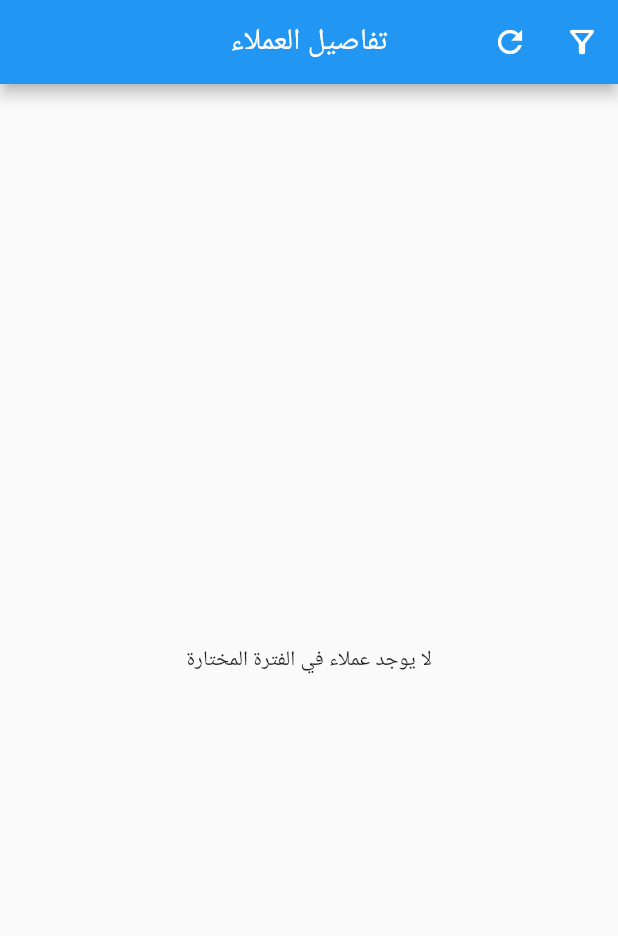
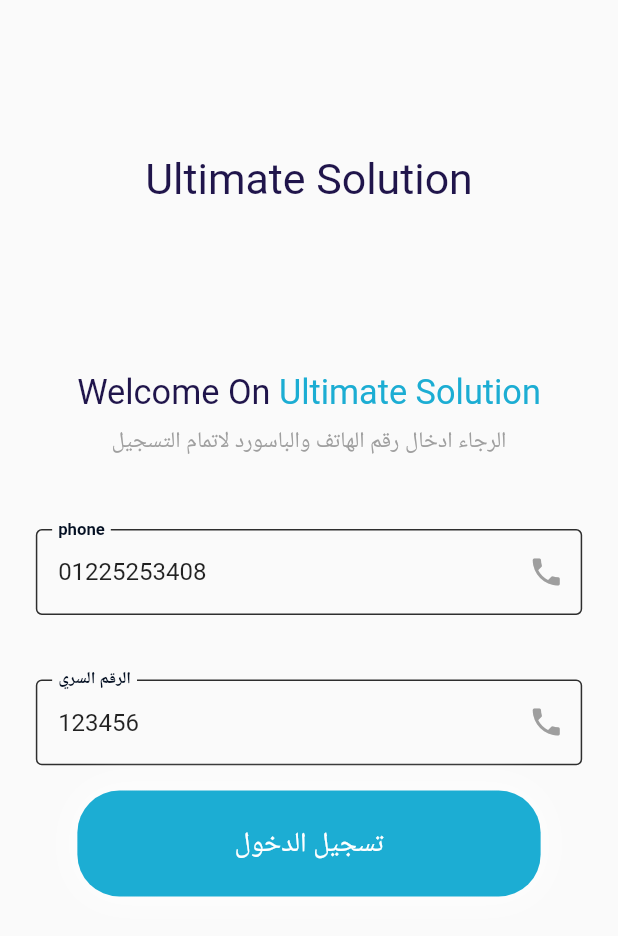
Before and after one commit to mostafasaadamin/hive_example, a Flutter app: the screen it shows after launch, on a phone screen of 412 x 824 dp. Shown: the top 936 px of the screen. Run offline on Flutter 3.47's test engine with Material 2 defaults, Android fonts, the phone set to English and light mode, and no system bars; our stand-ins replace connectivity_plus, data_table_2, flutter_screenutil, hive, syncfusion_flutter_datepicker; accounts and stored records are empty; Roboto replaces fonts that are missing (din, dinBold).

Commit message:
ultimate task

```diff
--- /dev/null
+++ b/lib/Data/Models/user.dart
@@ -0,0 +1,5 @@
+class User{
+  String phone;
+  String password;
+  User({required this.phone,required this.password});
+}
--- a/lib/Domain/use_cases/hive_operation.dart
+++ b/lib/Domain/use_cases/hive_operation.dart
@@ -1,11 +1,24 @@
 import 'package:hive/hive.dart';
 import 'package:hive_example/Data/Models/clients.dart';
+import 'package:hive_example/Data/Models/user.dart';
 
 class HiveOperations{
   static final _instance = HiveOperations._internal();
   HiveOperations._internal();
   static HiveOperations getInstance() {
     return _instance;
+  }
+  void addUser()async{
+    final contactsBox =await  Hive.openBox('Users');
+    await contactsBox.put("phone","01225253408");
+    await contactsBox.put("password","123456");
+  }
+  User getUser(){
+    final contactsBox = Hive.box('Users');
+   String phone= contactsBox.get("phone");
+  String password=  contactsBox.get("password");
+  return User(phone:phone ,password:password);
+
   }
   void insertIntoHive(List<GetApprovedDetailsObjct>? clientsList) {
     final contactsBox = Hive.box('Clients');
--- /dev/null
+++ b/lib/Helper/colors.dart
@@ -0,0 +1,10 @@
+import 'package:flutter/material.dart';
+const PrimaryColorLight = Color(0xFF59d1ea);
+const PrimaryColor = Color(0xFF1cb9da);
+const PrimaryDarkColor = Color(0xFF20154b);
+const textColor=Color(0xff2E2E2E);
+const textColor2=Color(0xff1CADD3);
+const bottomNavigationColor=Color(0xff199FCA);
+const headerTextColor=Color(0xff9F9F9F);
+const headerTextColor2=Color(0xff828894);
+const eitTextColor=Color(0xff041023);
--- /dev/null
+++ b/lib/Helper/validator.dart
@@ -0,0 +1,30 @@
+class Validator {
+  Validator._();
+
+  static bool isValidPassword(String? password) {
+    return password!.length >= 6;
+  }
+
+  static bool isValidEmail(String email) {
+    final _emailRegExpString = r'[a-zA-Z0-9\+\.\_\%\-\+]{1,256}\@[a-zA-Z0-9]'
+        r'[a-zA-Z0-9\-]{0,64}(\.[a-zA-Z0-9][a-zA-Z0-9\-]{0,25})+';
+    return RegExp(_emailRegExpString, caseSensitive: false).hasMatch(email) || email.isEmpty;
+  }
+
+  static bool isValidPhone(String? phone) {
+    final _phoneRegExpString1 = r'(^\+?01[0-2]{1}[0-9]{8}$)';
+    final _phoneRegExpString2 = r'(^\+?015[0-9]{8}$)';
+    return RegExp(_phoneRegExpString1).hasMatch(phone!) ||RegExp(_phoneRegExpString2).hasMatch(phone);
+  }
+
+  static bool isValidUserName(String userName) {
+    return userName.length >= 3;
+  }
+
+  static bool isValidDropDown(String hint,String value) {
+    return value!= null && value != hint;
+  }
+  static bool isMatchPassword(String password, String matchPassword) {
+    return password == matchPassword;
+  }
+}
--- a/lib/Presentation/home_details.dart
+++ b/lib/Presentation/home_details.dart
@@ -21,7 +21,7 @@ class _HomeNewsState extends State<HomeDetails> {
   void initState() {
     clientsModel = Provider.of<ClientsViewModel>(context, listen: false);
     WidgetsBinding.instance!.addPostFrameCallback((_) {
-      Future.delayed(const Duration(milliseconds: 500), () {
+      Future.delayed(const Duration(seconds: 1), () {
         clientsModel.getClientsFromHive(startDate,endDate);
       });
     });
--- /dev/null
+++ b/lib/Presentation/login_screen/login_page.dart
@@ -0,0 +1,213 @@
+import 'package:flutter/material.dart';
+import 'package:flutter_screenutil/flutter_screenutil.dart';
+import 'package:hive_example/Data/Models/user.dart';
+import 'package:hive_example/Domain/use_cases/hive_operation.dart';
+import 'package:hive_example/Helper/colors.dart';
+import 'package:hive_example/Helper/validator.dart';
+import 'package:hive_example/elements/general_button.dart';
+import 'package:hive_example/elements/general_edit_text.dart';
+import 'package:hive_example/elements/general_text_view.dart';
+import 'package:provider/provider.dart';
+
+import '../home_details.dart';
+class LoginScreen extends StatefulWidget {
+  @override
+  _LoginPageState createState() => _LoginPageState();
+}
+
+class _LoginPageState extends State<LoginScreen> {
+  bool showPassword = true;
+  TextEditingController phoneController = TextEditingController();
+  TextEditingController passwordController = TextEditingController();
+  final GlobalKey<ScaffoldState> scaffoldKey = GlobalKey<ScaffoldState>();
+  var _formKey = GlobalKey<FormState>();
+  @override
+  void initState() {
+    phoneController.text="01225253408";
+    passwordController.text="123456";
+    super.initState();
+  }
+
+  @override
+  Widget build(BuildContext context) {
+
+    return Scaffold(
+      key: scaffoldKey,
+      resizeToAvoidBottomInset: true,
+      body: SingleChildScrollView(
+        scrollDirection: Axis.vertical,
+        child: Container(
+          width: double.infinity,
+          height: MediaQuery.of(context).size.height * .99,
+          child: Stack(
+            children: [
+              Positioned(
+                right: ScreenUtil().setWidth(9.75),
+                top: ScreenUtil().setWidth(89.44),
+                left: ScreenUtil().setWidth(9.75),
+                child:Row(
+                  mainAxisAlignment: MainAxisAlignment.center,
+                  children: [
+                    GeneralTextView(
+                      color:Color(0xff20154B) ,
+                      fontSize:25.sp ,
+                      isBold:false ,
+                      fontFamily: "din",
+                      text:"Ultimate Solution" ,
+                      overflow: false,
+                    ),
+                  ],
+                ),
+
+              ),
+              Positioned(
+                  left: ScreenUtil().setWidth(20.5),
+                  right: ScreenUtil().setWidth(20.5),
+                  top: ScreenUtil().setHeight(208.0),
+                  child: Column(
+                    children: [
+                      Row(
+                        mainAxisAlignment: MainAxisAlignment.center,
+                        children: [
+                          Text.rich(
+                            TextSpan(
+                              children: [
+                                TextSpan(
+                                  children: [
+                                    TextSpan(
+                                      text: "Welcome On ",
+                                      style: TextStyle(
+                                          fontSize: ScreenUtil().setSp(20),
+                                          fontFamily: "dinBold",
+                                          color:  Color(0xff20154B)),
+                                    ),
+                                    TextSpan(
+                                        text: "Ultimate Solution",
+                                        style: TextStyle(
+                                            fontSize: ScreenUtil().setSp(20),
+                                            fontFamily: "din",
+                                            color: Color(0xff1CADD3))),
+                                  ],
+                                ),
+                              ],
+                            ),
+                          ),
+                        ],
+                      ),
+                      SizedBox(
+                        height: ScreenUtil().setHeight(7),
+                      ),
+                      GeneralTextView(
+                        color:Color(0xff9F9F9F) ,
+                        fontSize:13.sp ,
+                        isBold:false ,
+                        fontFamily: "din",
+                        text:"الرجاء ادخال رقم الهاتف والباسورد لاتمام التسجيل" ,
+                        overflow: false,
+                      ),
+                      SizedBox(
+                        height: ScreenUtil().setHeight(41),
+                      ),
+                      Form(
+                        key: _formKey,
+                        autovalidateMode: AutovalidateMode.always,
+                        child: Column(
+                          children: [
+                            GeneralEditText(
+                              labelText: "phone",
+                              fontFamily: "dinmedium",
+                              hint: "01*********",
+                              labelColor: eitTextColor,
+                              controller: phoneController,
+                              borderColor: textColor,
+                              focusColor: textColor2,
+                              hintColor: textColor,
+                              iconColor: Colors.grey,
+                              onIconTaped: () {},
+                              minLines: 1,
+                              onSave: (value) {},
+                              onClick: () {},
+                              pickImage: () {},
+                              suffixIconData: Icons.phone,
+                              textInput: TextInputType.phone,
+                              validator: (input) {
+                                return !Validator.isValidPhone(input)
+                                    ? "phone required"
+                                    : null;
+                              },
+                              isEnabled: true,
+                            ),
+                            SizedBox(
+                              height: ScreenUtil().setHeight(35),
+                            ),
+                            GeneralEditText(
+                              labelText: "الرقم السري",
+                              fontFamily: "dinmedium",
+                              hint: "*********",
+                              labelColor: eitTextColor,
+                              controller: passwordController,
+                              borderColor: textColor,
+                              focusColor: textColor2,
+                              hintColor: textColor,
+                              iconColor: Colors.grey,
+                              onIconTaped: () {},
+                              minLines: 1,
+                              onSave: (value) {},
+                              onClick: () {},
+                              pickImage: () {},
+                              suffixIconData: Icons.phone,
+                              textInput: TextInputType.phone,
+                              validator: (input) {
+                                return !Validator.isValidPassword(input)
+                                    ? "الرقم السري مطلوب"
+                                    : null;
+                              },
+                              isEnabled: true,
+                            ),
+                          ],
+                        ),
+                      ),
+                      SizedBox(
+                        height: ScreenUtil().setHeight(13),
+                      ),
+                      GeneralButton(
+                        text: "تسجيل الدخول",
+                        bottomPadding: 16.h,
+                        btnColor: const [textColor2, textColor2],
+                        leftPadding: 80.w,
+                        onPressed: () {
+                          loginProcess();
+                        },
+                        rightPadding: 80.w,
+                        shadowColor: Colors.white,
+                        textColor: Colors.white,
+                        textSize: 16.sp,
+                        topPadding: 16.h,
+                        showLoading: false,
+                      ),
+                    ],
+                  )),
+            ],
+          ),
+        ),
+      ),
+    );
+  }
+  void loginProcess() async {
+    if (phoneController.text.isNotEmpty &&
+        passwordController.text.isNotEmpty &&
+        _formKey.currentState!.validate()) {
+           ///login from hive Screen
+        User user=HiveOperations.getInstance().getUser();
+if(user.phone==phoneController.text&&user.password==passwordController.text){
+  Navigator.pushReplacement(context,
+      MaterialPageRoute(builder: (context) =>
+          HomeDetails()));
+}else{
+  ScaffoldMessenger.of(context).showSnackBar( const SnackBar(content:  Text("من فضلك تأكد من الايميل والباس ورد الخاصين بك"),backgroundColor: Colors.red,));
+
+}
+
+    }
+  }
+}
--- a/lib/Presentation/splash_screen.dart
+++ b/lib/Presentation/splash_screen.dart
@@ -4,8 +4,10 @@ import 'dart:async';
 import 'package:flutter/material.dart';
 import 'package:flutter/services.dart';
 import 'package:flutter_screenutil/flutter_screenutil.dart';
+import 'package:hive_example/Domain/use_cases/hive_operation.dart';
 
 import 'home_details.dart';
+import 'login_screen/login_page.dart';
 
 class SplashScreen extends StatefulWidget {
   @override
@@ -20,10 +22,12 @@ class _SplashScreenState extends State<SplashScreen> {
   }
   @override
   void initState() {
+    HiveOperations.getInstance().addUser();
     Timer(Duration(seconds: 4),
             () => {
+
               Navigator.pushReplacement(context, MaterialPageRoute(builder: (context) =>
-                  HomeDetails()))
+                  LoginScreen()))
               // Navigator.of(context).pushAndRemoveUntil(MaterialPageRoute(builder: (context) =>
               //     HomeDetails()), (Route<dynamic> route) => false),
         });
--- /dev/null
+++ b/lib/elements/general_button.dart
@@ -0,0 +1,59 @@
+import 'package:flutter/material.dart';
+import 'package:flutter_screenutil/flutter_screenutil.dart';
+
+class GeneralButton extends StatelessWidget {
+  String text;
+  List<Color> btnColor;
+  Color textColor;
+  Color shadowColor;
+  double textSize;
+  Function() onPressed;
+  double leftPadding;
+  double rightPadding;
+  double bottomPadding;
+  double topPadding;
+  bool showLoading;
+
+  GeneralButton(
+      {required this.text,
+      required this.btnColor,
+      required this.textColor,
+      required this.shadowColor,
+      required this.textSize,
+      required  this.onPressed,
+      required this.leftPadding,
+      required this.rightPadding,
+      required this.bottomPadding,
+      required this.topPadding,
+      this.showLoading = false});
+
+  @override
+  Widget build(BuildContext context) {
+    return GestureDetector(
+      onTap: onPressed,
+      child: Container(
+          decoration: BoxDecoration(
+              boxShadow: [
+                BoxShadow(
+                  color: shadowColor,
+                  blurRadius: 20,
+                ),
+              ],
+              gradient: LinearGradient(colors: btnColor),
+              borderRadius: const BorderRadius.all(Radius.circular(28.0))),
+          child: Padding(
+            padding: EdgeInsets.only(
+                left: ScreenUtil().setWidth(leftPadding ),
+                right: ScreenUtil().setWidth(rightPadding),
+                top: ScreenUtil().setHeight(topPadding ),
+                bottom: ScreenUtil().setHeight(bottomPadding)),
+            child: !showLoading
+                ? Text(text,
+                    style: TextStyle(fontSize: textSize, color: textColor))
+                : const CircularProgressIndicator(
+                    color: Colors.white,
+                  ),
+          )),
+    );
+  }
+}
--- /dev/null
+++ b/lib/elements/general_edit_text.dart
@@ -0,0 +1,95 @@
+import 'package:flutter/material.dart';
+import 'package:flutter_screenutil/flutter_screenutil.dart';
+class GeneralEditText extends StatelessWidget {
+  String labelText;
+  Color labelColor;
+  Color hintColor;
+  String hint;
+  Color focusColor;
+  Color borderColor;
+  TextInputType textInput;
+  IconData suffixIconData;
+  Function() pickImage;
+  Function(String? input) onSave;
+  String? Function(String? input) validator;
+  Function() onClick;
+  TextEditingController controller;
+  Color iconColor;
+  bool showImagePlaceHolder;
+  bool isEnabled;
+  String fontFamily;
+  int minLines = 1;
+  Function() onIconTaped;
+  GeneralEditText(
+      {required this.labelText,
+      required this.labelColor,
+      required this.hintColor,
+      required this.hint,
+      required this.focusColor,
+      required this.borderColor,
+      required this.textInput,
+      required this.suffixIconData,
+      required this.pickImage,
+      required this.onSave,
+      required this.validator,
+      required this.onClick,
+      required this.controller,
+      required this.iconColor,
+      this.showImagePlaceHolder = false,
+      this.isEnabled = true,
+      required this.fontFamily,
+      required this.minLines,
+      required this.onIconTaped});
+
+  @override
+  Widget build(BuildContext context) {
+    return TextFormField(
+      onTap: onClick,
+      keyboardType: textInput,
+      onSaved: onSave,
+      controller: controller,
+      minLines: minLines,
+      maxLines: minLines,
+      readOnly: !isEnabled,
+      validator: validator,
+      decoration: InputDecoration(
+        labelText: labelText,
+        labelStyle: TextStyle(
+            color: labelColor,
+            fontWeight: FontWeight.bold,
+            fontSize: ScreenUtil().setSp(13)),
+        constraints: BoxConstraints(
+            minHeight: ScreenUtil().setHeight(49),
+            maxWidth: ScreenUtil().setHeight(305)),
+        contentPadding: EdgeInsets.symmetric(
+            vertical: ScreenUtil().setHeight(16),
+            horizontal: ScreenUtil().setWidth(13)),
+        hintText: hint,
+        hintStyle: TextStyle(
+            color: hintColor,
+            fontFamily: fontFamily,
+            fontSize: ScreenUtil().setSp(13)),
+        border: OutlineInputBorder(borderSide: BorderSide(color: borderColor)),
+        focusedBorder:
+            OutlineInputBorder(borderSide: BorderSide(color: focusColor)),
+        suffixIcon: showImagePlaceHolder
+            ? const SizedBox(
+                width: 15, height: 15, child: CircularProgressIndicator())
+            : GestureDetector(
+                onTap: onIconTaped,
+                child: IconButton(
+                  onPressed: pickImage,
+                  color: iconColor,
+                  icon: Icon(
+                    suffixIconData,
+                  ),
+                ),
+              ),
+        enabledBorder:
+            OutlineInputBorder(borderSide: BorderSide(color: borderColor)),
+        errorBorder: const OutlineInputBorder(
+            borderSide: BorderSide(color: Colors.red, width: 1)),
+      ),
+    );
+  }
+}
--- /dev/null
+++ b/lib/elements/general_text_view.dart
@@ -0,0 +1,31 @@
+import 'package:flutter/material.dart';
+
+class GeneralTextView extends StatelessWidget {
+  String text;
+  Color color;
+  bool isBold;
+  String fontFamily;
+  double fontSize;
+  bool overflow;
+  GeneralTextView(
+      {required this.text,
+      required this.color,
+      required this.isBold,
+      required this.fontFamily,
+      required this.fontSize,
+      this.overflow = false});
+
+  @override
+  Widget build(BuildContext context) {
+    return Text(
+      text,
+      overflow: overflow ? TextOverflow.fade : TextOverflow.visible,
+      style: TextStyle(
+        color: color ,
+        fontWeight: isBold ? FontWeight.bold : FontWeight.normal,
+        fontFamily: fontFamily,
+        fontSize: fontSize,
+      ),
+    );
+  }
+}
--- a/lib/main.dart
+++ b/lib/main.dart
@@ -36,7 +36,7 @@ class _State extends State<MyApp> {
       child: ScreenUtilInit(
         builder:()=> MaterialApp(
           debugShowCheckedModeBanner: false,
-          title: 'Ultimate Solution',
+          title: 'Ultimate',
           theme: ThemeData(
             primarySwatch: Colors.blue,
           ),
```
Also changed, not shown: lib/elements/news_widget.dart (deleted, +0 -58 lines), assets/ultimate.png (added).
